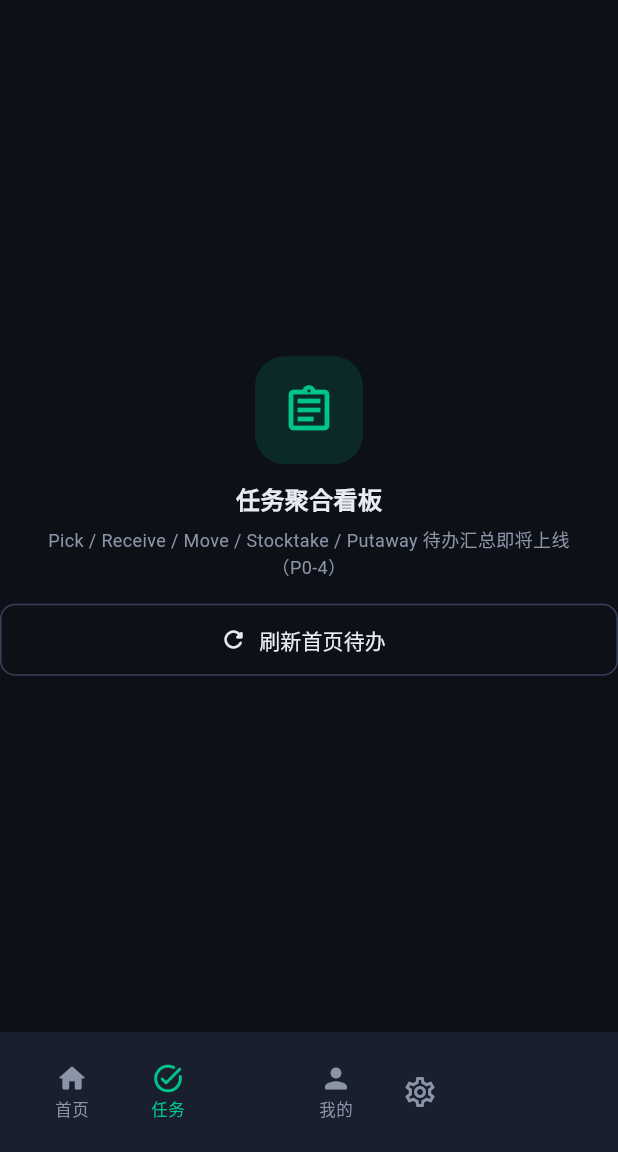
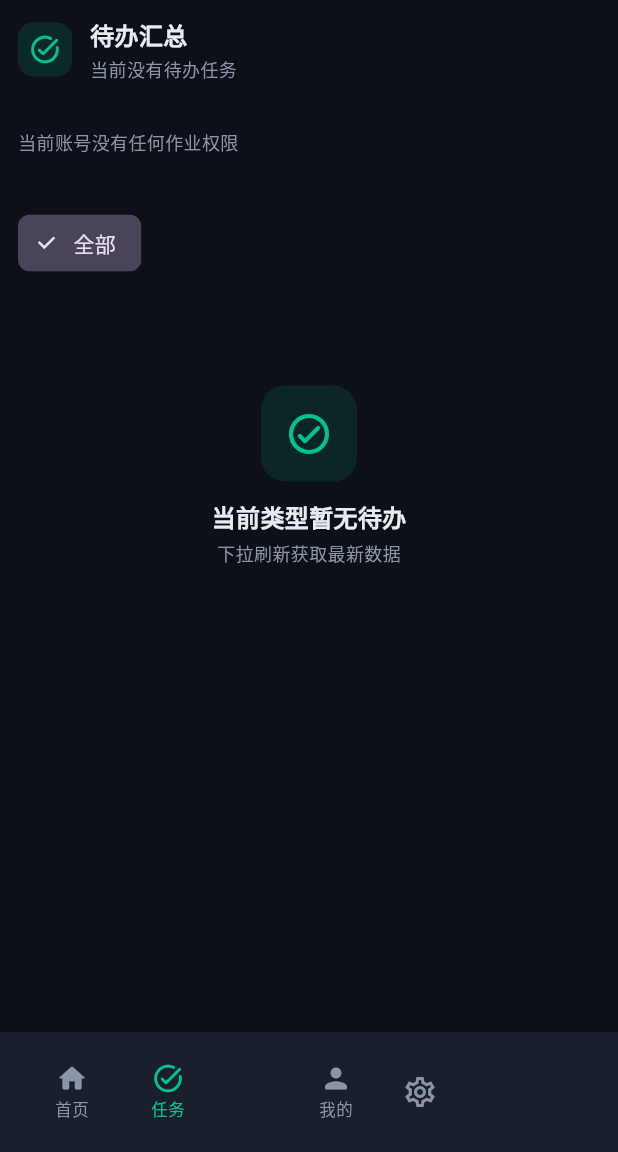
Before and after one commit to csflyinfo/csERP, a Flutter app: the HomePage screen opened by its route, item 2 of the bottom bar chosen, on a phone screen of 412 x 824 dp, the part 84-1236 px from its top. Run offline on Flutter 3.47's test engine with Material 3 defaults, Android fonts, the phone set to English and light mode, and no system bars; our stand-ins replace connectivity_plus, dio, flutter_local_notifications, flutter_riverpod, geolocator, image_picker and 2 more; missing offline and left inert: getuiflut; accounts and stored records are empty; Roboto replaces fonts that are missing (PingFang SC).

Commit message:
feat(wms): P0-4 任务聚合看板

```diff
--- a/wms_pda_app/lib/ui/home_page.dart
+++ b/wms_pda_app/lib/ui/home_page.dart
@@ -4,6 +4,7 @@ import '../services/auth_service.dart';
 import '../services/wms_app_service.dart';
 import '../theme/pda_theme.dart';
 import '../widgets/global_scan_sheet.dart';
+import 'task_board_page.dart';
 
 /// 首页（PRD-28 卡片9）：顶部用户/仓库条 + 待办统计 + 按登录菜单树裁剪的入口网格。
 ///
@@ -345,47 +346,8 @@ class _HomePageState extends State<HomePage> {
     );
   }
 
-  /// 任务 Tab：占位，P0-4 实现真实聚合看板。
-  Widget _buildTaskTab() {
-    return Center(
-      child: Column(
-        mainAxisAlignment: MainAxisAlignment.center,
-        children: [
-          Container(
-            width: 72,
-            height: 72,
-            alignment: Alignment.center,
-            decoration: BoxDecoration(
-              color: PdaTheme.primary.withValues(alpha: 0.14),
-              borderRadius: BorderRadius.circular(20),
-            ),
-            child: const Icon(Icons.assignment_outlined,
-                size: 36, color: PdaTheme.primary),
-          ),
-          const SizedBox(height: PdaSpacing.md),
-          const Text('任务聚合看板', style: PdaStyles.title),
-          const SizedBox(height: 6),
-          const Padding(
-            padding: EdgeInsets.symmetric(horizontal: 32),
-            child: Text(
-              'Pick / Receive / Move / Stocktake / Putaway 待办汇总即将上线（P0-4）',
-              style: PdaStyles.sub,
-              textAlign: TextAlign.center,
-            ),
-          ),
-          const SizedBox(height: PdaSpacing.lg),
-          OutlinedButton.icon(
-            icon: const Icon(Icons.refresh_rounded, size: 18),
-            label: const Text('刷新首页待办'),
-            onPressed: () {
-              setState(() => _currentIndex = 0);
-              _refresh();
-            },
-          ),
-        ],
-      ),
-    );
-  }
+  /// 任务 Tab：聚合看板（P0-4）。
+  Widget _buildTaskTab() => const TaskBoardPage();
 
   /// 我的 Tab：精简个人摘要，点击「查看完整资料」进 ProfilePage。
   Widget _buildProfileTab() {
--- /dev/null
+++ b/wms_pda_app/lib/ui/task_board_page.dart
@@ -0,0 +1,559 @@
+import 'package:flutter/material.dart';
+import '../config/pda_perms.dart';
+import '../services/auth_service.dart';
+import '../services/wms_app_service.dart';
+import '../theme/pda_theme.dart';
+import '../widgets/common.dart';
+
+/// 任务聚合看板（P0-4）：底部导航「任务」Tab 实现。
+///
+/// 设计：
+/// - 顶部汇总 Chip（横向滚动）：按登录权限裁剪可见类型，显示各类型待办数；
+/// - Tab 切换：全部 / 各业务类型；
+/// - 列表：当前 Tab 下的待办任务卡片，点击跳转对应业务页；
+/// - 所有接口并行请求，任何失败静默处理（不弹错、不阻塞看板）。
+class TaskBoardPage extends StatefulWidget {
+  const TaskBoardPage({super.key});
+  @override
+  State<TaskBoardPage> createState() => _TaskBoardPageState();
+}
+
+class _TaskBoardPageState extends State<TaskBoardPage> {
+  final _svc = WmsAppService.instance;
+  final _auth = AuthService.instance;
+
+  bool _loading = true;
+
+  /// 各类型待办数据：key = 类型 code（见下面的 _catalog）。
+  final Map<String, List<dynamic>> _buckets = {};
+
+  /// 当前选中的 Tab；默认 'all'（全部）。
+  String _activeTab = 'all';
+
+  @override
+  void initState() {
+    super.initState();
+    _load();
+  }
+
+  Future<void> _load() async {
+    setState(() => _loading = true);
+    final entries = <Future<_BucketEntry>>[];
+    for (final cat in _catalog) {
+      if (!cat.visible) continue;
+      entries.add(_quiet(cat.loader).then((v) => _BucketEntry(cat.code, v)));
+    }
+    final results = await Future.wait(entries);
+    if (!mounted) return;
+    setState(() {
+      _buckets
+        ..clear()
+        ..addEntries([for (final e in results) MapEntry(e.code, e.list)]);
+      _loading = false;
+    });
+  }
+
+  Future<List<dynamic>> _quiet(Future<List<dynamic>> Function() f) async {
+    try {
+      return await f();
+    } catch (_) {
+      return const [];
+    }
+  }
+
+  // ==================== 类型目录 ====================
+
+  late final List<_CategoryDef> _catalog = [
+    _CategoryDef(
+      code: 'receive',
+      label: '收货',
+      icon: Icons.download_rounded,
+      color: PdaTheme.primary,
+      route: '/receive',
+      visible: _auth.can(PdaPerm.receiveView),
+      loader: () => _svc.inboundTasks(status: 'PENDING'),
+      extractNo: (m) => pickStr(m, ['taskNo', 'task_no', 'inboundNo', 'inbound_no']),
+      extractSub: (m) => pickStr(m, ['supplierName', 'supplier', 'warehouse']),
+    ),
+    _CategoryDef(
+      code: 'putaway',
+      label: '上架',
+      icon: Icons.label_rounded,
+      color: PdaTheme.info,
+      route: '/putaway',
+      visible: _auth.can(PdaPerm.putawayView),
+      loader: () => _svc.putawayTasks(status: 'PENDING'),
+      extractNo: (m) => pickStr(m, ['putawayNo', 'putaway_no', 'taskNo']),
+      extractSub: (m) => pickStr(m, ['containerCode', 'container_code', 'goodsCode']),
+    ),
+    _CategoryDef(
+      code: 'pick',
+      label: '拣货',
+      icon: Icons.outbox_rounded,
+      color: PdaTheme.warning,
+      route: '/pick',
+      visible: _auth.can(PdaPerm.pickView),
+      loader: () => _svc.pickTasks(scope: 'mine'),
+      extractNo: (m) => pickStr(m, ['taskNo', 'task_no', 'pickNo']),
+      extractSub: (m) => pickStr(m, ['waveNo', 'wave_no', 'zone']),
+    ),
+    _CategoryDef(
+      code: 'check',
+      label: '复核',
+      icon: Icons.fact_check_rounded,
+      color: PdaTheme.primary,
+      route: '/check',
+      visible: _auth.can(PdaPerm.checkView),
+      loader: () => _svc.checkTasks(),
+      extractNo: (m) => pickStr(m, ['waveNo', 'wave_no']),
+      extractSub: (m) => '${pickNum(m, ['orderCount', 'order_count'])} 单',
+    ),
+    _CategoryDef(
+      code: 'load',
+      label: '装车',
+      icon: Icons.local_shipping_rounded,
+      color: Color(0xFF26C6DA),
+      route: '/load',
+      visible: _auth.can(PdaPerm.loadView),
+      loader: () => _svc.loadTasks(),
+      extractNo: (m) => pickStr(m, ['waveNo', 'wave_no']),
+      extractSub: (m) => '${pickNum(m, ['orderCount', 'order_count'])} 单',
+    ),
+    _CategoryDef(
+      code: 'replenish',
+      label: '补货',
+      icon: Icons.bolt_rounded,
+      color: PdaTheme.warning,
+      route: '/replenish',
+      visible: _auth.can(PdaPerm.replenishView),
+      loader: () => _svc.replenishTasks(status: 'PENDING'),
+      extractNo: (m) => pickStr(m, ['taskNo', 'task_no', 'replenishNo']),
+      extractSub: (m) => pickStr(m, ['toBin', 'to_bin', 'goodsCode']),
+    ),
+    _CategoryDef(
+      code: 'move',
+      label: '移库',
+      icon: Icons.swap_horiz_rounded,
+      color: PdaTheme.info,
+      route: '/move',
+      visible: _auth.can(PdaPerm.moveView),
+      loader: () => _svc.moveTasks(status: 'PENDING'),
+      extractNo: (m) => pickStr(m, ['taskNo', 'task_no', 'moveNo']),
+      extractSub: (m) =>
+          '${pickStr(m, ['fromBin', 'from_bin'])} → ${pickStr(m, ['toBin', 'to_bin'])}',
+    ),
+    _CategoryDef(
+      code: 'stocktake',
+      label: '盘点',
+      icon: Icons.fact_check_outlined,
+      color: PdaTheme.danger,
+      route: '/stocktake',
+      visible: _auth.can(PdaPerm.takeView),
+      loader: () => _svc.stocktakeList(status: 'COUNTING'),
+      extractNo: (m) => pickStr(m, ['taskNo', 'task_no']),
+      extractSub: (m) => pickStr(m, ['warehouse', 'scopeText', 'scope_text']),
+    ),
+    _CategoryDef(
+      code: 'damage',
+      label: '报损',
+      icon: Icons.report_problem_rounded,
+      color: Color(0xFFEF5350),
+      route: '/damage',
+      visible: _auth.can(PdaPerm.damageView),
+      loader: () => _svc.damageList(status: 'PENDING'),
+      extractNo: (m) => pickStr(m, ['damageNo', 'damage_no', 'id']),
+      extractSub: (m) => pickStr(m, ['goodsCode', 'goods_code']),
+    ),
+    _CategoryDef(
+      code: 'exception',
+      label: '异常',
+      icon: Icons.warning_amber_rounded,
+      color: Color(0xFFFFB300),
+      route: '/exception',
+      visible: _auth.can(PdaPerm.excView),
+      loader: () => _svc.exceptionList(status: 'OPEN'),
+      extractNo: (m) => pickStr(m, ['exceptionNo', 'exception_no', 'id']),
+      extractSub: (m) => pickStr(m, ['exceptionType', 'exception_type', 'sourceType']),
+    ),
+  ];
+
+  List<_CategoryDef> get _visibleCats =>
+      _catalog.where((c) => c.visible).toList();
+
+  /// 当前 Tab 对应的类型集合；'all' = 全量。
+  List<_CategoryDef> get _activeCats {
+    if (_activeTab == 'all') return _visibleCats;
+    return _visibleCats.where((c) => c.code == _activeTab).toList();
+  }
+
+  /// 当前 Tab 下所有任务（带 category 关联）。
+  List<_TaskRow> get _activeRows {
+    final rows = <_TaskRow>[];
+    for (final cat in _activeCats) {
+      final list = _buckets[cat.code] ?? const [];
+      for (final raw in list) {
+        rows.add(_TaskRow(cat, Map<String, dynamic>.from(raw as Map)));
+      }
+    }
+    return rows;
+  }
+
+  // ==================== Build ====================
+
+  @override
+  Widget build(BuildContext context) {
+    return RefreshIndicator(
+      onRefresh: _load,
+      color: PdaTheme.primary,
+      child: ListView(
+        padding: const EdgeInsets.all(PdaSpacing.md),
+        children: [
+          _SummaryBar(_visibleCats, _buckets, onCatTap: (code) {
+            setState(() => _activeTab = code);
+          }),
+          const SizedBox(height: PdaSpacing.lg),
+          _TabChips(
+            visibleCats: _visibleCats,
+            activeTab: _activeTab,
+            buckets: _buckets,
+            onChanged: (v) => setState(() => _activeTab = v),
+          ),
+          const SizedBox(height: PdaSpacing.md),
+          if (_loading)
+            const Padding(
+              padding: EdgeInsets.all(40),
+              child: Center(
+                  child: CircularProgressIndicator(color: PdaTheme.primary)),
+            )
+          else if (_activeRows.isEmpty)
+            _EmptyHint()
+          else
+            ..._activeRows.map((r) => _TaskCard(
+                  row: r,
+                  onTap: () => Navigator.pushNamed(context, r.cat.route),
+                )),
+        ],
+      ),
+    );
+  }
+}
+
+// ==================== 数据类型 ====================
+
+class _BucketEntry {
+  final String code;
+  final List<dynamic> list;
+  const _BucketEntry(this.code, this.list);
+}
+
+class _CategoryDef {
+  final String code;
+  final String label;
+  final IconData icon;
+  final Color color;
+  final String route;
+  final bool visible;
+  final Future<List<dynamic>> Function() loader;
+  final String Function(Map<String, dynamic>) extractNo;
+  final String Function(Map<String, dynamic>) extractSub;
+  const _CategoryDef({
+    required this.code,
+    required this.label,
+    required this.icon,
+    required this.color,
+    required this.route,
+    required this.visible,
+    required this.loader,
+    required this.extractNo,
+    required this.extractSub,
+  });
+}
+
+class _TaskRow {
+  final _CategoryDef cat;
+  final Map<String, dynamic> data;
+  const _TaskRow(this.cat, this.data);
+}
+
+// ==================== 顶部汇总条 ====================
+
+class _SummaryBar extends StatelessWidget {
+  final List<_CategoryDef> cats;
+  final Map<String, List<dynamic>> buckets;
+  final void Function(String code) onCatTap;
+  const _SummaryBar(this.cats, this.buckets, {required this.onCatTap});
+
+  int _count(_CategoryDef c) => (buckets[c.code] ?? const []).length;
+
+  @override
+  Widget build(BuildContext context) {
+    final total = cats.fold<int>(0, (s, c) => s + _count(c));
+    return Column(
+      crossAxisAlignment: CrossAxisAlignment.start,
+      children: [
+        Row(children: [
+          Container(
+            width: 36,
+            height: 36,
+            alignment: Alignment.center,
+            decoration: BoxDecoration(
+              color: PdaTheme.primary.withValues(alpha: 0.14),
+              borderRadius: BorderRadius.circular(10),
+            ),
+            child: const Icon(Icons.task_alt_rounded,
+                color: PdaTheme.primary, size: 22),
+          ),
+          const SizedBox(width: PdaSpacing.md),
+          Expanded(
+            child: Column(
+              crossAxisAlignment: CrossAxisAlignment.start,
+              children: [
+                const Text('待办汇总', style: PdaStyles.title),
+                const SizedBox(height: 2),
+                Text(
+                  total == 0 ? '当前没有待办任务' : '合计 $total 项待办',
+                  style: PdaStyles.sub,
+                ),
+              ],
+            ),
+          ),
+        ]),
+        const SizedBox(height: PdaSpacing.sm),
+        if (cats.isEmpty)
+          const Padding(
+            padding: EdgeInsets.symmetric(vertical: 24),
+            child: Text('当前账号没有任何作业权限', style: PdaStyles.sub),
+          )
+        else
+          SizedBox(
+            height: 72,
+            child: ListView.separated(
+              scrollDirection: Axis.horizontal,
+              itemCount: cats.length,
+              separatorBuilder: (_, __) => const SizedBox(width: PdaSpacing.sm),
+              itemBuilder: (_, i) {
+                final c = cats[i];
+                final n = _count(c);
+                return _SummaryChip(
+                  def: c,
+                  count: n,
+                  onTap: () => onCatTap(c.code),
+                );
+              },
+            ),
+          ),
+      ],
+    );
+  }
+}
+
+class _SummaryChip extends StatelessWidget {
+  final _CategoryDef def;
+  final int count;
+  final VoidCallback onTap;
+  const _SummaryChip({
+    required this.def,
+    required this.count,
+    required this.onTap,
+  });
+
+  @override
+  Widget build(BuildContext context) {
+    final dim = count == 0;
+    return Material(
+      color: Colors.transparent,
+      child: InkWell(
+        onTap: onTap,
+        borderRadius: BorderRadius.circular(PdaSpacing.radius),
+        child: Container(
+          width: 84,
+          padding: const EdgeInsets.symmetric(
+              horizontal: PdaSpacing.sm, vertical: PdaSpacing.sm),
+          decoration: BoxDecoration(
+            color: PdaTheme.surface,
+            borderRadius: BorderRadius.circular(PdaSpacing.radius),
+            border: Border.all(color: PdaTheme.border),
+          ),
+          child: Column(
+            mainAxisAlignment: MainAxisAlignment.center,
+            children: [
+              Icon(def.icon,
+                  size: 20, color: dim ? PdaTheme.textSecondary : def.color),
+              const SizedBox(height: 4),
+              Text(
+                '$count',
+                style: TextStyle(
+                  fontSize: 18,
+                  fontWeight: FontWeight.bold,
+                  color: dim ? PdaTheme.textSecondary : PdaTheme.textPrimary,
+                  height: 1.1,
+                ),
+              ),
+              const SizedBox(height: 2),
+              Text(def.label,
+                  style: const TextStyle(fontSize: 10, color: PdaTheme.textSecondary)),
+            ],
+          ),
+        ),
+      ),
+    );
+  }
+}
+
+// ==================== Tab Chips ====================
+
+class _TabChips extends StatelessWidget {
+  final List<_CategoryDef> visibleCats;
+  final String activeTab;
+  final Map<String, List<dynamic>> buckets;
+  final void Function(String) onChanged;
+  const _TabChips({
+    required this.visibleCats,
+    required this.activeTab,
+    required this.buckets,
+    required this.onChanged,
+  });
+
+  int _count(_CategoryDef c) => (buckets[c.code] ?? const []).length;
+
+  @override
+  Widget build(BuildContext context) {
+    final tabs = <_TabDef>[
+      _TabDef('all', '全部', visibleCats.fold<int>(0, (s, c) => s + _count(c))),
+      for (final c in visibleCats) _TabDef(c.code, c.label, _count(c)),
+    ];
+    return SizedBox(
+      height: 38,
+      child: ListView.separated(
+        scrollDirection: Axis.horizontal,
+        itemCount: tabs.length,
+        separatorBuilder: (_, __) => const SizedBox(width: 6),
+        itemBuilder: (_, i) {
+          final t = tabs[i];
+          final selected = t.code == activeTab;
+          return ChoiceChip(
+            label: Text(t.count > 0 ? '${t.label} · ${t.count}' : t.label),
+            selected: selected,
+            onSelected: (_) => onChanged(t.code),
+          );
+        },
+      ),
+    );
+  }
+}
+
+class _TabDef {
+  final String code;
+  final String label;
+  final int count;
+  const _TabDef(this.code, this.label, this.count);
+}
+
+// ==================== 空态 ====================
+
+class _EmptyHint extends StatelessWidget {
+  @override
+  Widget build(BuildContext context) {
+    return Padding(
+      padding: const EdgeInsets.symmetric(vertical: 64),
+      child: Column(
+        children: [
+          Container(
+            width: 64,
+            height: 64,
+            alignment: Alignment.center,
+            decoration: BoxDecoration(
+              color: PdaTheme.primary.withValues(alpha: 0.12),
+              borderRadius: BorderRadius.circular(16),
+            ),
+            child: const Icon(Icons.check_circle_outline_rounded,
+                size: 32, color: PdaTheme.primary),
+          ),
+          const SizedBox(height: PdaSpacing.md),
+          const Text('当前类型暂无待办', style: PdaStyles.title),
+          const SizedBox(height: 4),
+          Text('下拉刷新获取最新数据', style: PdaStyles.sub),
+        ],
+      ),
+    );
+  }
+}
+
+// ==================== 任务卡片 ====================
+
+class _TaskCard extends StatelessWidget {
+  final _TaskRow row;
+  final VoidCallback onTap;
+  const _TaskCard({required this.row, required this.onTap});
+
+  @override
+  Widget build(BuildContext context) {
+    final no = row.cat.extractNo(row.data);
+    final sub = row.cat.extractSub(row.data);
+    return Padding(
+      padding: const EdgeInsets.only(bottom: PdaSpacing.sm),
+      child: Material(
+        color: Colors.transparent,
+        child: InkWell(
+          onTap: onTap,
+          borderRadius: BorderRadius.circular(PdaSpacing.radius),
+          child: Container(
+            padding: const EdgeInsets.all(PdaSpacing.md),
+            decoration: BoxDecoration(
+              color: PdaTheme.surface,
+              borderRadius: BorderRadius.circular(PdaSpacing.radius),
+              border: Border.all(color: PdaTheme.border),
+            ),
+            child: Row(children: [
+              Container(
+                width: 40,
+                height: 40,
+                alignment: Alignment.center,
+                decoration: BoxDecoration(
+                  color: row.cat.color.withValues(alpha: 0.16),
+                  borderRadius: BorderRadius.circular(10),
+                ),
+                child: Icon(row.cat.icon, color: row.cat.color, size: 22),
+              ),
+              const SizedBox(width: PdaSpacing.md),
+              Expanded(
+                child: Column(
+                  crossAxisAlignment: CrossAxisAlignment.start,
+                  children: [
+                    Row(children: [
+                      Container(
+                        padding: const EdgeInsets.symmetric(
+                            horizontal: 6, vertical: 1),
+                        decoration: BoxDecoration(
+                          color: row.cat.color.withValues(alpha: 0.16),
+                          borderRadius: BorderRadius.circular(4),
+                        ),
+                        child: Text(row.cat.label,
+                            style: TextStyle(
+                                fontSize: 10,
+                                color: row.cat.color,
+                                fontWeight: FontWeight.w600)),
+                      ),
+                      const SizedBox(width: 6),
+                      Expanded(
+                        child: Text(
+                          no.isEmpty ? '未知任务' : no,
+                          style: PdaStyles.title,
+                          overflow: TextOverflow.ellipsis,
+                        ),
+                      ),
+                    ]),
+                    const SizedBox(height: 4),
+                    Text(sub.isEmpty ? '点击进入处理' : sub, style: PdaStyles.sub),
+                  ],
+                ),
+              ),
+              const Icon(Icons.chevron_right_rounded,
+                  color: PdaTheme.textSecondary, size: 22),
+            ]),
+          ),
+        ),
+      ),
+    );
+  }
+}
```
